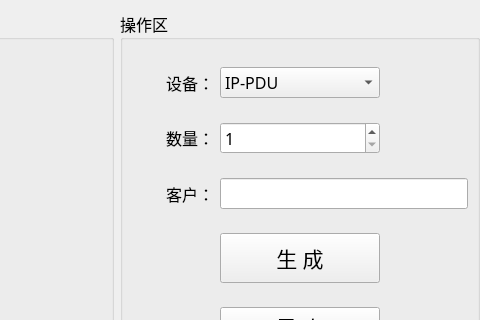
The window that MacAddr/creates/createmaclistwid.ui (ChinaClever/PDU-MacAddr) describes before a commit, drawn with Qt 5; both pictures show x 324 to 804 and y 0 to 320 of the 804 by 602 pixel window.
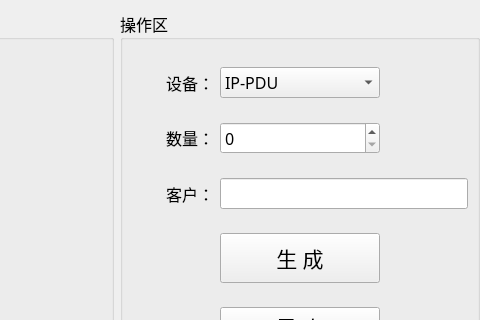
The same window after the commit.

Diff of the .ui file:
```diff
--- a/MacAddr/creates/createmaclistwid.ui
+++ b/MacAddr/creates/createmaclistwid.ui
@@ -93,11 +93,14 @@
       <item row="1" column="1">
        <widget class="QSpinBox" name="spinBox">
         <property name="minimum">
-         <number>1</number>
+         <number>0</number>
         </property>
         <property name="maximum">
          <number>9999</number>
         </property>
+        <property name="value">
+         <number>0</number>
+        </property>
        </widget>
       </item>
       <item row="2" column="0">
```
